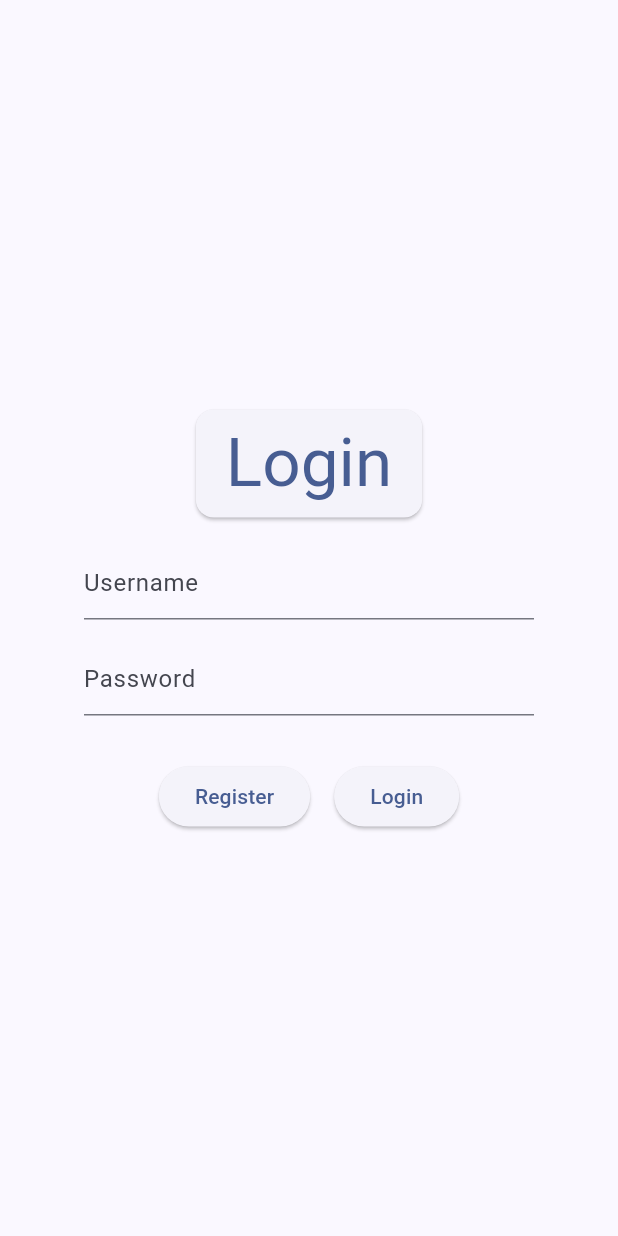
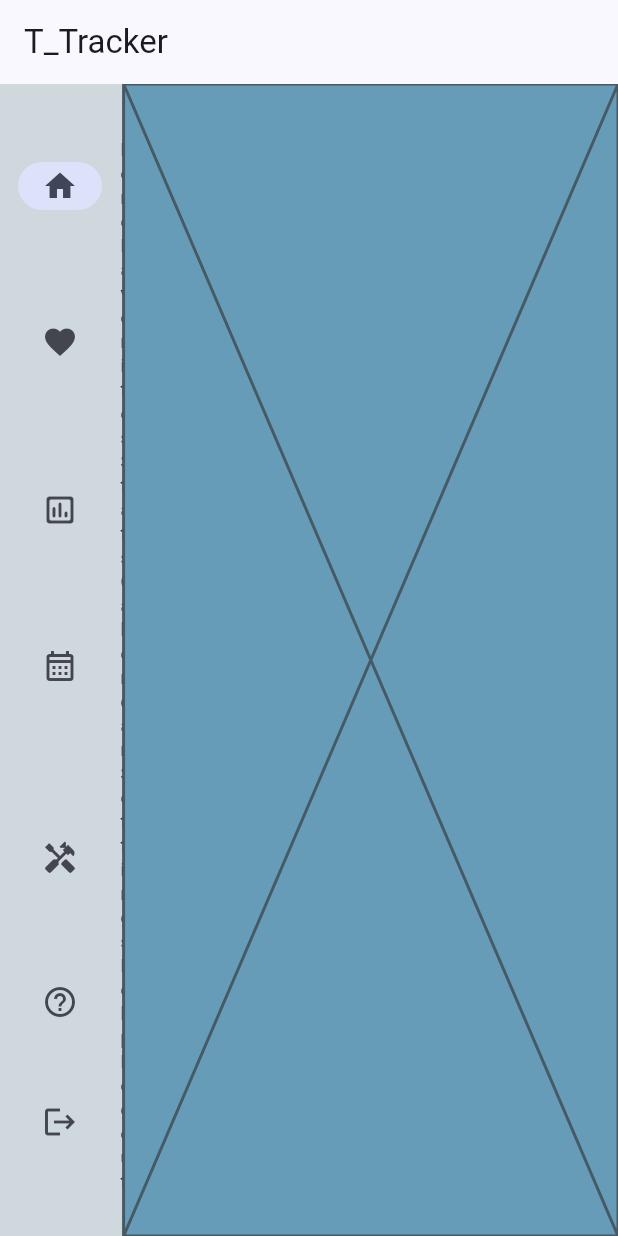
Before and after one commit to MarzioDellaBosca/T-Time-Tracker, a Flutter app: the screen it shows after launch, after a tap on "Register", on a phone screen of 412 x 824 dp. Run offline on Flutter 3.47's test engine with Material 3 defaults, Android fonts, the phone set to English and light mode, and no system bars; our stand-ins replace table_calendar.

Commit message:
HomePage, CalendarPage e logica di logout

```diff
--- a/lib/Models/Providers.dart
+++ b/lib/Models/Providers.dart
@@ -1,7 +1,7 @@
 //import 'package:provider/provider.dart';
 import 'package:flutter/material.dart';
 
-class PageIndexProvider with ChangeNotifier {
+class PageIndexProvider extends ChangeNotifier {
   int _selectedIndex = 0;
 
   int get selectedIndex => _selectedIndex;
--- a/lib/Pages/HomePage.dart
+++ b/lib/Pages/HomePage.dart
@@ -0,0 +1,122 @@
+import 'package:flutter/material.dart';
+import 'package:flutter_tracker_application/Pages/CalendarPage.dart';
+import 'package:flutter_tracker_application/Models/Providers.dart';
+import 'package:provider/provider.dart';
+
+class HomePage extends StatefulWidget {
+  @override
+  State<HomePage> createState() => _HomePageState();
+}
+
+class _HomePageState extends State<HomePage> {
+  var selectedIndex = 0;
+  void handleLogout() {
+    Future.delayed(Duration.zero, () {
+      Provider.of<PageIndexProvider>(context, listen: false).selectedIndex = 0;
+    });
+  }
+
+  @override
+  Widget build(BuildContext context) {
+    //int selectedIndex;
+    Widget page = const Placeholder();
+
+    switch (selectedIndex) {
+      case 0:
+        page = const Placeholder();
+        break;
+      case 1:
+        page = const Placeholder();
+        break;
+      case 2:
+        page = const Placeholder();
+        break;
+      case 3:
+        page = CalendarPage();
+        break;
+      case 4:
+        page = const Placeholder();
+        break;
+      case 5:
+        page = const Placeholder();
+        break;
+      case 6:
+        handleLogout();
+        break;
+      default:
+        page = const Placeholder();
+        break;
+    }
+
+    return Scaffold(
+      appBar: AppBar(
+        title: const Text('T_Tracker'),
+      ),
+      body: Row(
+        children: [
+          SafeArea(
+            child: SizedBox(
+              width: MediaQuery.of(context).size.width * 0.2,
+              child: NavigationRail(
+                backgroundColor: Colors.blueGrey.shade100,
+                extended: true,
+                leading: Column(
+                  children: [
+                    SizedBox(height: 20), // Aggiungi spazio sopra
+                  ],
+                ),
+                trailing: Column(
+                  children: [
+                    SizedBox(height: 20), // Aggiungi spazio sotto
+                  ],
+                ),
+                destinations: [
+                  NavigationRailDestination(
+                    icon: Icon(Icons.home),
+                    label: Text('Home'),
+                  ),
+                  NavigationRailDestination(
+                    icon: Icon(Icons.favorite),
+                    label: Text('Favorites'),
+                  ),
+                  NavigationRailDestination(
+                    icon: Icon(Icons.insert_chart_outlined_rounded),
+                    label: Text('Stats'),
+                  ),
+                  NavigationRailDestination(
+                    icon: Icon(Icons.calendar_month_outlined),
+                    label: Text('Calendar'),
+                  ),
+                  NavigationRailDestination(
+                    icon: Icon(Icons.handyman),
+                    label: Text('Settings'),
+                  ),
+                  NavigationRailDestination(
+                    icon: Icon(Icons.help_outline),
+                    label: Text('Help'),
+                  ),
+                  NavigationRailDestination(
+                    icon: Icon(Icons.logout),
+                    label: Text('Logout'),
+                  ),
+                ],
+                selectedIndex: selectedIndex,
+                onDestinationSelected: (value) {
+                  setState(() {
+                    selectedIndex = value;
+                  });
+                },
+              ),
+            ),
+          ),
+          Expanded(
+            child: Container(
+              color: const Color.fromARGB(255, 102, 156, 184),
+              child: page,
+            ),
+          ),
+        ],
+      ),
+    );
+  }
+}
--- a/lib/main.dart
+++ b/lib/main.dart
@@ -1,4 +1,6 @@
 import 'package:flutter/material.dart';
+import 'package:flutter_tracker_application/Models/Providers.dart';
+import 'package:flutter_tracker_application/Pages/HomePage.dart';
 import 'package:flutter_tracker_application/Pages/Login.dart';
 import 'package:provider/provider.dart';
 //import 'package:flutter/material.dart';
@@ -13,7 +15,7 @@ class MainApp extends StatelessWidget {
   @override
   Widget build(BuildContext context) {
     return ChangeNotifierProvider(
-      create: (context) => MyAppState(),
+      create: (context) => PageIndexProvider(),
       child: MaterialApp(
         title: 'T_Tracker',
         theme: ThemeData(
@@ -36,17 +38,16 @@ class MyHomePage extends StatefulWidget {
 }
 
 class _MyHomePageState extends State<MyHomePage> {
-  var selectedIndex = 0;
-
   @override
   Widget build(BuildContext context) {
+    int selectedIndex = Provider.of<PageIndexProvider>(context).selectedIndex;
     Widget page;
 
     switch (selectedIndex) {
       case 0:
         page = Login();
       case 1:
-        page = const Placeholder();
+        page = HomePage();
       default:
         page = const Placeholder();
     }
@@ -55,67 +56,6 @@ class _MyHomePageState extends State<MyHomePage> {
       body: Container(
         child: page,
       ),
-      /*Row(
-        children: [
-          SafeArea(
-            child: SizedBox(
-              width: MediaQuery.of(context).size.width * 0.2,
-              child: NavigationRail(
-                backgroundColor: Colors.blueGrey.shade100,
-                extended: true,
-                leading: Column(
-                  children: [
-                    SizedBox(height: 20), // Aggiungi spazio sopra
-                  ],
-                ),
-                trailing: Column(
-                  children: [
-                    SizedBox(height: 20), // Aggiungi spazio sotto
-                  ],
-                ),
-                destinations: [
-                  NavigationRailDestination(
-                    icon: Icon(Icons.home),
-                    label: Text('Home'),
-                  ),
-                  NavigationRailDestination(
-                    icon: Icon(Icons.favorite),
-                    label: Text('Favorites'),
-                  ),
-                  NavigationRailDestination(
-                    icon: Icon(Icons.insert_chart_outlined_rounded),
-                    label: Text('Stats'),
-                  ),
-                  NavigationRailDestination(
-                    icon: Icon(Icons.calendar_month_outlined),
-                    label: Text('Calendar'),
-                  ),
-                  NavigationRailDestination(
-                    icon: Icon(Icons.handyman),
-                    label: Text('Settings'),
-                  ),
-                  NavigationRailDestination(
-                    icon: Icon(Icons.help_outline),
-                    label: Text('Help'),
-                  ),
-                ],
-                selectedIndex: selectedIndex,
-                onDestinationSelected: (value) {
-                  setState(() {
-                    selectedIndex = value;
-                  });
-                },
-              ),
-            ),
-          ),
-          Expanded(
-            child: Container(
-              color: const Color.fromARGB(255, 102, 156, 184),
-              child: page,
-            ),
-          ),
-        ],
-      ),      */
     );
   }
 }
```
Also changed, not shown: lib/Pages/CalendarPage.dart (added, +114 -0 lines).
